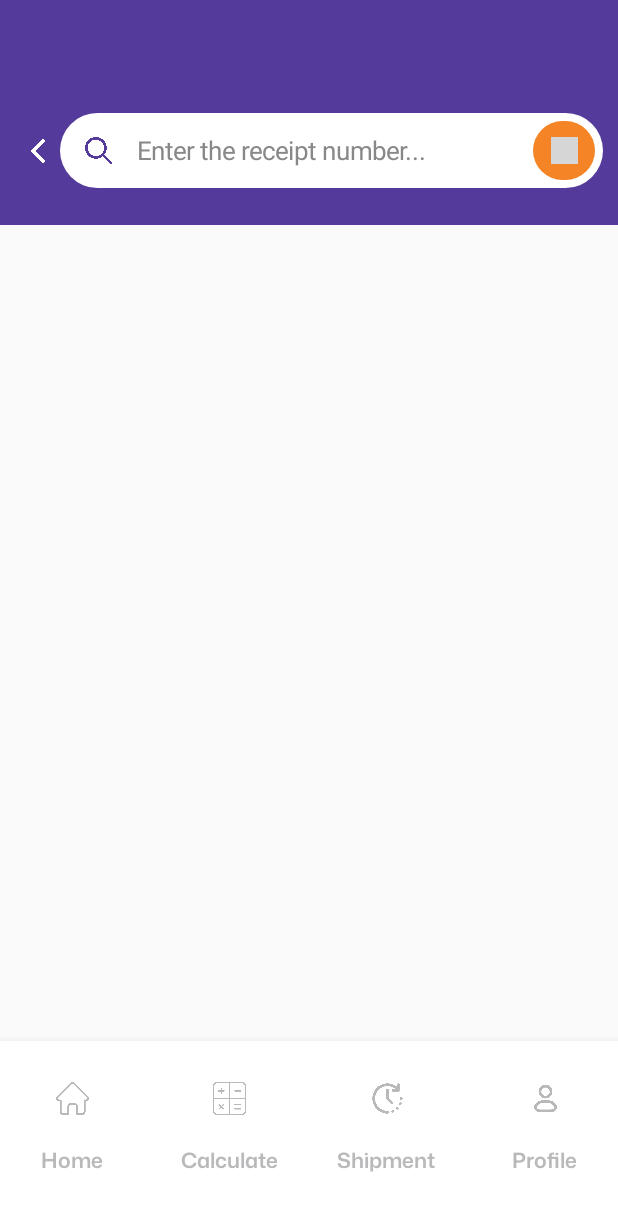
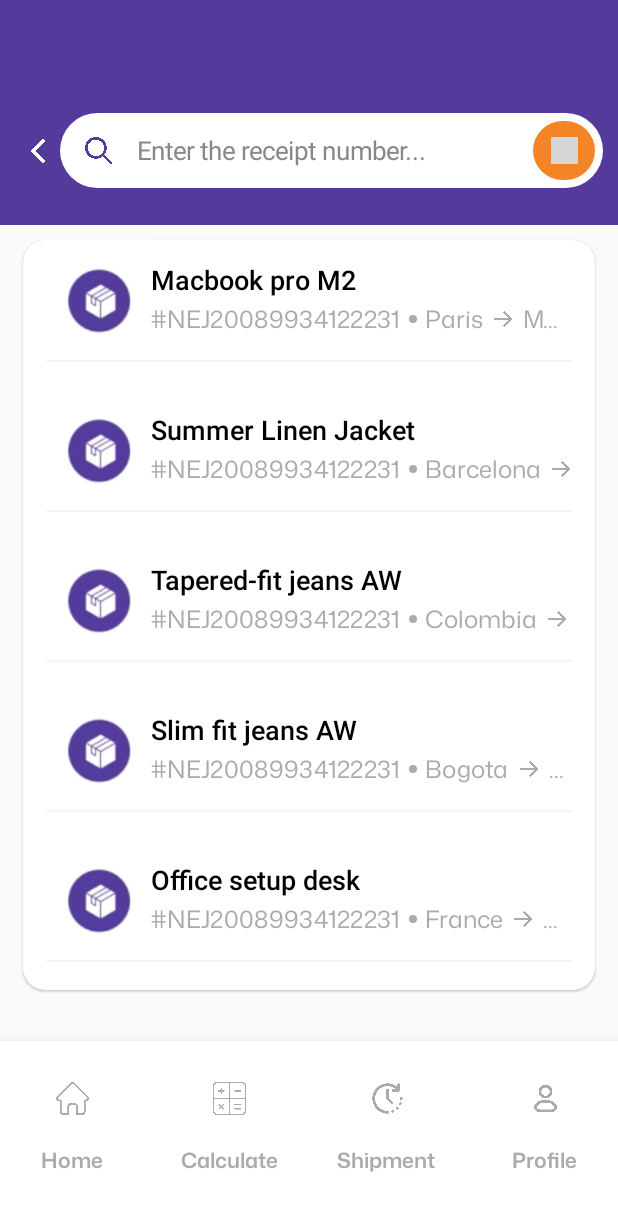
Before and after one commit to darmilola/MoniePointTest, an Android app built with Jetpack Compose: the SearchReceiptScreen screen opened through its navigation route, on a phone screen of 412 x 824 dp. Shown: the top 1211 px of the screen. Run offline under Robolectric (Android 15) with nearby library versions, the phone set to English and light mode, and no system bars; grey boxes are pictures that could not be loaded.

Commit message:
Implemented SearchReceiptItem

```diff
--- /dev/null
+++ b/app/src/main/java/com/assignment/moniepointtest/model/SearchReceiptModel.kt
@@ -0,0 +1,9 @@
+package com.assignment.moniepointtest.model
+
+import androidx.compose.ui.graphics.vector.ImageVector
+
+data class SearchReceiptItem(
+    val itemName: String,
+    val receiptNumber: String,
+    val fromCountry: String,
+    val toCountry: String)
--- a/app/src/main/java/com/assignment/moniepointtest/presentation/home/Home.kt
+++ b/app/src/main/java/com/assignment/moniepointtest/presentation/home/Home.kt
@@ -120,7 +120,7 @@ fun HomeScreen(
 
                         Card(
                             colors = CardDefaults.cardColors(containerColor = Color.White),
-                            elevation = CardDefaults.cardElevation(defaultElevation = 2.dp),
+                            elevation = CardDefaults.cardElevation(defaultElevation = 1.dp),
                             shape = RoundedCornerShape(15.dp),
                             modifier = Modifier.fillMaxWidth().height(280.dp)
                         ) {
--- a/app/src/main/java/com/assignment/moniepointtest/presentation/searchReceiptNumber/SearchReceiptNumber.kt
+++ b/app/src/main/java/com/assignment/moniepointtest/presentation/searchReceiptNumber/SearchReceiptNumber.kt
@@ -11,13 +11,30 @@ import androidx.compose.foundation.layout.Column
 import androidx.compose.foundation.layout.fillMaxSize
 import androidx.compose.foundation.layout.fillMaxWidth
 import androidx.compose.foundation.layout.height
+import androidx.compose.foundation.layout.padding
+import androidx.compose.foundation.layout.wrapContentHeight
+import androidx.compose.foundation.lazy.LazyColumn
+import androidx.compose.foundation.lazy.items
+import androidx.compose.foundation.rememberScrollState
+import androidx.compose.foundation.shape.RoundedCornerShape
+import androidx.compose.foundation.verticalScroll
+import androidx.compose.material3.Card
+import androidx.compose.material3.CardDefaults
 import androidx.compose.runtime.Composable
 import androidx.compose.ui.Alignment
 import androidx.compose.ui.Modifier
 import androidx.compose.ui.geometry.Rect
+import androidx.compose.ui.graphics.Color
 import androidx.compose.ui.unit.dp
+import com.assignment.moniepointtest.model.SearchReceiptItem
+import com.assignment.moniepointtest.presentation.home.widget.AddStopWidget
+import com.assignment.moniepointtest.presentation.home.widget.ReceiverWidget
+import com.assignment.moniepointtest.presentation.home.widget.SenderWidget
+import com.assignment.moniepointtest.presentation.home.widget.ShipmentNumberWidget
+import com.assignment.moniepointtest.presentation.searchReceiptNumber.widget.SearchShipmentNumberWidget
 import com.assignment.moniepointtest.presentation.searchReceiptNumber.widget.TopBarBarWidget
 import com.assignment.moniepointtest.ui.theme.LessWhite
+import com.assignment.moniepointtest.ui.theme.LightGray
 import com.assignment.moniepointtest.ui.theme.PrimaryColor
 
 @OptIn(ExperimentalSharedTransitionApi::class)
@@ -41,6 +58,49 @@ fun SearchReceiptScreen(onBackPressed:() -> Unit, sharedTransitionScope: SharedT
                 }, sharedTransitionScope, animatedContentScope)
             }
 
+            Box(
+                modifier = Modifier.wrapContentHeight().fillMaxWidth()
+                    .padding(start = 15.dp, top = 10.dp, end = 15.dp),
+                contentAlignment = Alignment.CenterStart
+            ) {
+
+                Card(
+                    colors = CardDefaults.cardColors(containerColor = Color.White),
+                    elevation = CardDefaults.cardElevation(defaultElevation = 1.dp),
+                    shape = RoundedCornerShape(15.dp),
+                    modifier = Modifier.fillMaxWidth().height(500.dp)
+                ) {
+                    val list = populateList()
+                    LazyColumn(modifier = Modifier.fillMaxSize()) {
+                        items(list){ item: SearchReceiptItem ->
+                            SearchShipmentNumberWidget(item)
+                        }
+                    }
+
+
+
+
+                }
+
+
+            }
+
         }
 
 }
+
+fun populateList():ArrayList<SearchReceiptItem>{
+    val list = arrayListOf<SearchReceiptItem>()
+    val item1 = SearchReceiptItem(itemName = "Macbook pro M2", receiptNumber = "#NEJ20089934122231", fromCountry = "Paris", toCountry = "Morocco")
+    val item2 = SearchReceiptItem(itemName = "Summer Linen Jacket", receiptNumber = "#NEJ20089934122231", fromCountry = "Barcelona", toCountry = "Paris")
+    val item3 = SearchReceiptItem(itemName = "Tapered-fit jeans AW", receiptNumber = "#NEJ20089934122231", fromCountry = "Colombia", toCountry = "Paris")
+    val item4 = SearchReceiptItem(itemName = "Slim fit jeans AW", receiptNumber = "#NEJ20089934122231", fromCountry = "Bogota", toCountry = "Dhaka")
+    val item5 = SearchReceiptItem(itemName = "Office setup desk", receiptNumber = "#NEJ20089934122231", fromCountry = "France", toCountry = "German")
+
+    list.add(item1)
+    list.add(item2)
+    list.add(item3)
+    list.add(item4)
+    list.add(item5)
+    return list
+}
--- /dev/null
+++ b/app/src/main/java/com/assignment/moniepointtest/presentation/searchReceiptNumber/widget/ReceiptItemWidget.kt
@@ -0,0 +1,155 @@
+package com.assignment.moniepointtest.presentation.searchReceiptNumber.widget
+
+import androidx.compose.foundation.Image
+import androidx.compose.foundation.background
+import androidx.compose.foundation.layout.Arrangement
+import androidx.compose.foundation.layout.Box
+import androidx.compose.foundation.layout.Column
+import androidx.compose.foundation.layout.Row
+import androidx.compose.foundation.layout.fillMaxHeight
+import androidx.compose.foundation.layout.fillMaxWidth
+import androidx.compose.foundation.layout.height
+import androidx.compose.foundation.layout.padding
+import androidx.compose.foundation.layout.size
+import androidx.compose.foundation.layout.width
+import androidx.compose.foundation.layout.wrapContentHeight
+import androidx.compose.foundation.layout.wrapContentWidth
+import androidx.compose.foundation.shape.CircleShape
+import androidx.compose.material3.MaterialTheme
+import androidx.compose.runtime.Composable
+import androidx.compose.ui.Alignment
+import androidx.compose.ui.Modifier
+import androidx.compose.ui.graphics.Color
+import androidx.compose.ui.graphics.ColorFilter
+import androidx.compose.ui.res.painterResource
+import androidx.compose.ui.text.font.FontWeight
+import androidx.compose.ui.text.style.TextAlign
+import androidx.compose.ui.text.style.TextOverflow
+import androidx.compose.ui.unit.dp
+import com.assignment.moniepointtest.R
+import com.assignment.moniepointtest.components.monaSansFamily
+import com.assignment.moniepointtest.model.SearchReceiptItem
+import com.assignment.moniepointtest.ui.theme.DarkGray
+import com.assignment.moniepointtest.ui.theme.Green
+import com.assignment.moniepointtest.ui.theme.LightGray
+import com.assignment.moniepointtest.ui.theme.PrimaryColor
+import presentations.components.ImageComponent
+import presentations.components.TextComponent
+
+@Composable
+fun SearchShipmentNumberWidget(searchReceiptItem: SearchReceiptItem){
+
+    val modifier  = Modifier
+        .fillMaxWidth()
+        .height(80.dp)
+
+    Column(modifier = Modifier.fillMaxWidth().height(100.dp).padding(start = 15.dp, end = 15.dp)) {
+
+        Row(
+            modifier = modifier,
+            horizontalArrangement = Arrangement.Start,
+            verticalAlignment = Alignment.CenterVertically
+        ) {
+
+            Column(
+                modifier = Modifier.fillMaxHeight().width(70.dp),
+                horizontalAlignment = Alignment.CenterHorizontally,
+                verticalArrangement = Arrangement.Center
+            ) {
+                Image(
+                    painter = painterResource(R.drawable.box),
+                    contentDescription = "Image Component",
+                    modifier = Modifier.size(48.dp)
+                )
+            }
+            Column(
+                modifier = Modifier.wrapContentHeight().weight(4f),
+                horizontalAlignment = Alignment.Start,
+                verticalArrangement = Arrangement.Center
+            ) {
+                Box(
+                    modifier = Modifier.wrapContentHeight().wrapContentWidth(),
+                    contentAlignment = Alignment.Center
+                ) {
+                    TextComponent(
+                        text = searchReceiptItem.itemName,
+                        fontSize = 18,
+                        textStyle = MaterialTheme.typography.titleMedium,
+                        textColor = Color.Black,
+                        textAlign = TextAlign.Left,
+                        fontWeight = FontWeight.Medium,
+                        lineHeight = 25,
+                        maxLines = 1,
+                        overflow = TextOverflow.Ellipsis,
+                        textModifier = Modifier.wrapContentWidth()
+                    )
+                }
+                Row(
+                    modifier = Modifier.wrapContentHeight().wrapContentWidth(),
+                    verticalAlignment = Alignment.CenterVertically,
+                    horizontalArrangement = Arrangement.Start
+                ) {
+                    TextComponent(
+                        text = searchReceiptItem.receiptNumber,
+                        fontSize = 16,
+                        textStyle = MaterialTheme.typography.titleMedium,
+                        textColor = DarkGray,
+                        textAlign = TextAlign.Left,
+                        fontWeight = FontWeight.Normal,
+                        fontFamily = monaSansFamily,
+                        lineHeight = 25,
+                        maxLines = 1,
+                        overflow = TextOverflow.Ellipsis,
+                        textModifier = Modifier.wrapContentWidth().padding(end = 5.dp)
+                    )
+
+                    Box(
+                        modifier = Modifier.size(5.dp)
+                            .background(color = DarkGray, shape = CircleShape)
+                    )
+
+                    TextComponent(
+                        text = searchReceiptItem.fromCountry,
+                        fontSize = 16,
+                        textStyle = MaterialTheme.typography.titleMedium,
+                        textColor = DarkGray,
+                        textAlign = TextAlign.Left,
+                        fontWeight = FontWeight.Normal,
+                        fontFamily = monaSansFamily,
+                        lineHeight = 25,
+                        maxLines = 1,
+                        overflow = TextOverflow.Ellipsis,
+                        textModifier = Modifier.wrapContentWidth().padding(start = 5.dp, end = 5.dp)
+                    )
+
+                    ImageComponent(
+                        modifier = Modifier.size(16.dp),
+                        imageRes = R.drawable.right_arrow,
+                        colorFilter = ColorFilter.tint(DarkGray)
+                    )
+
+                    TextComponent(
+                        text = searchReceiptItem.toCountry,
+                        fontSize = 16,
+                        textStyle = MaterialTheme.typography.titleMedium,
+                        textColor = DarkGray,
+                        textAlign = TextAlign.Left,
+                        fontWeight = FontWeight.Normal,
+                        fontFamily = monaSansFamily,
+                        lineHeight = 25,
+                        maxLines = 1,
+                        overflow = TextOverflow.Ellipsis,
+                        textModifier = Modifier.wrapContentWidth().padding(start = 5.dp, end = 5.dp)
+                    )
+                }
+            }
+
+        }
+        Box(
+            modifier = Modifier.fillMaxWidth().height(1.dp)
+                .background(color = LightGray)
+        )
+
+    }
+
+}
--- a/app/src/main/java/com/assignment/moniepointtest/ui/theme/Colors.kt
+++ b/app/src/main/java/com/assignment/moniepointtest/ui/theme/Colors.kt
@@ -11,7 +11,7 @@ val PurpleGrey40 = Color(0xFF625b71)
 val Pink40 = Color(0xFF7D5260)
 
 val PrimaryColor = Color(0xFF543b9b)
-val DarkGray = Color(0xFFb9b9bb)
+val DarkGray = Color(0xFFababad)
 val Orange = Color(0xFFF58426)
 val LessWhite = Color(0xFFFAFAFA)
 val LightGray = Color(0xFFf5f5f5)
```
Also changed, not shown: app/src/main/res/drawable/box.png (added), app/src/main/res/drawable/man.jpg (deleted), app/src/main/res/drawable/man.png (added), app/src/main/res/drawable/right_arrow.png (added).
